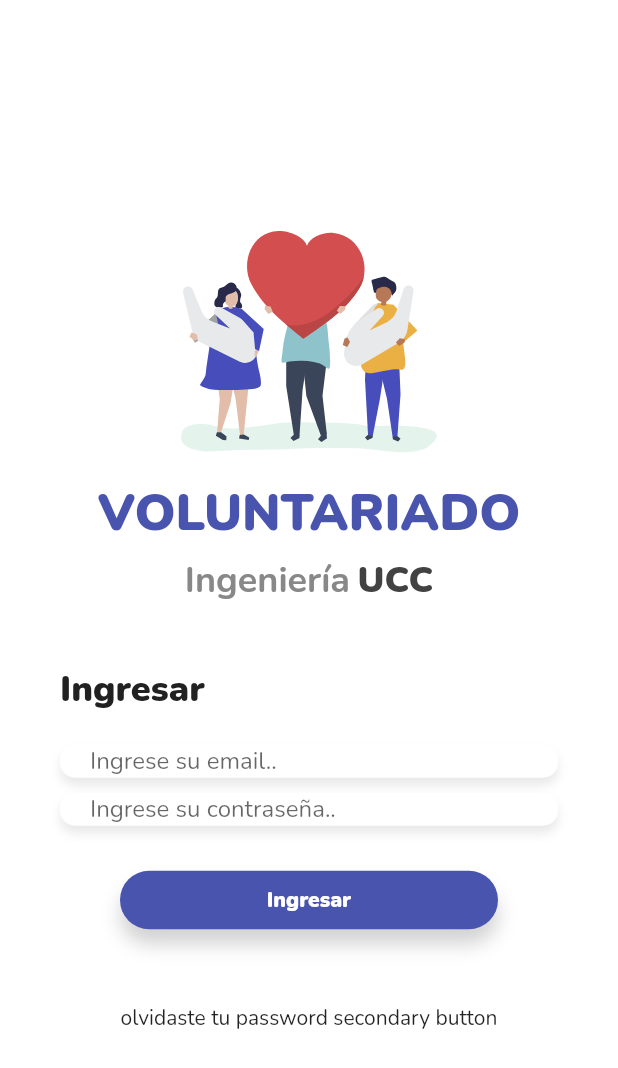
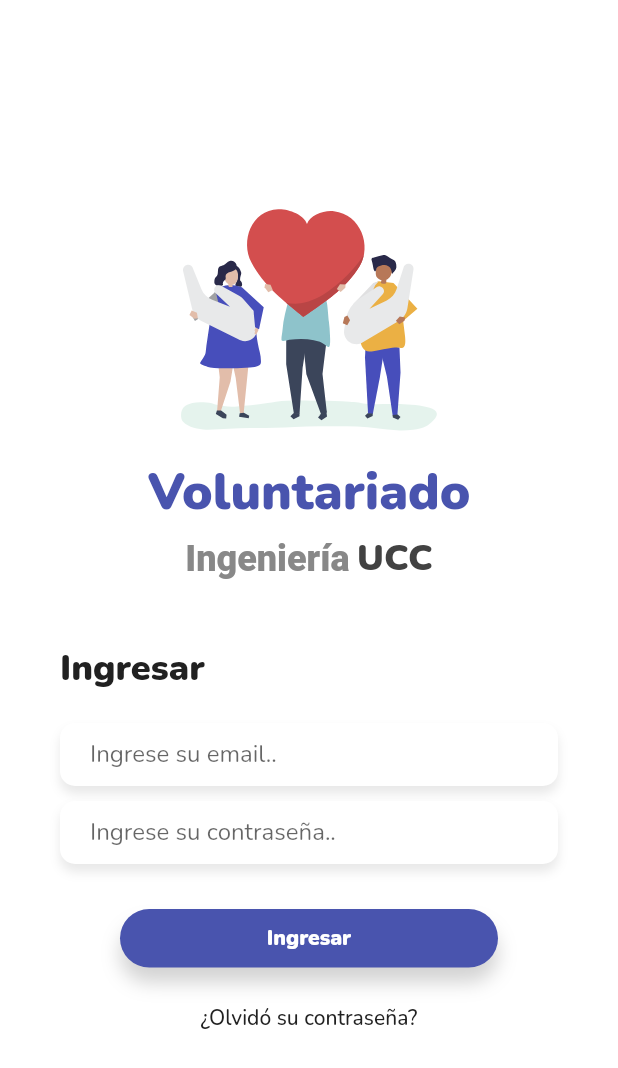
Before and after one commit to voluntariado-ucc-ing/voluntariadoing_mobile, a Flutter app: the screen it shows after launch, on a phone screen of 412 x 824 dp. Shown: the top 1068 px of the screen. Run offline on Flutter 3.47's test engine with Material 2 defaults, Android fonts, the phone set to English and light mode, and no system bars; our stand-ins replace flutter_svg, google_fonts.

Commit message:
update fonts handling & assets

```diff
--- a/lib/authentication/views/login_view.dart
+++ b/lib/authentication/views/login_view.dart
@@ -3,6 +3,7 @@ import 'package:voluntariadoing_mobile/common/widgets/no_overscroll_behavior.dar
 import 'package:voluntariadoing_mobile/common/widgets/presentation_logo.dart';
 import 'package:voluntariadoing_mobile/common/widgets/primary_button.dart';
 import 'package:voluntariadoing_mobile/common/widgets/raised_text_input.dart';
+import 'package:voluntariadoing_mobile/common/widgets/secondary_button.dart';
 import 'package:voluntariadoing_mobile/config/color_palette.dart';
 
 class LoginView extends StatefulWidget {
@@ -72,8 +73,11 @@ class _LoginViewState extends State<LoginView> {
           ),
         ),
         Padding(
-          padding: const EdgeInsets.only(top: 50),
-          child: Text('olvidaste tu password secondary button'),
+          padding: const EdgeInsets.only(top: 10),
+          child: SecondaryButton(
+            onTap: () => print('forgot'),
+            text: '¿Olvidó su contraseña?'
+          ),
         ),
       ],
     )
--- a/lib/common/widgets/presentation_logo.dart
+++ b/lib/common/widgets/presentation_logo.dart
@@ -1,5 +1,6 @@
 import 'package:flutter/material.dart';
 import 'package:flutter_svg/svg.dart';
+import 'package:google_fonts/google_fonts.dart';
 import 'package:voluntariadoing_mobile/config/color_palette.dart';
 
 class PresentationLogo extends StatelessWidget {
@@ -11,11 +12,10 @@ class PresentationLogo extends StatelessWidget {
       Padding(
         padding: const EdgeInsets.only(top: 10),
         child: Text(
-          'VOLUNTARIADO',
+          'Voluntariado',
           style: Theme.of(context).textTheme.headline4
             .copyWith(
               color: ColorPalette.primaryBlue,
-              fontWeight: FontWeight.w900
             )
         ),
       ),
@@ -29,7 +29,7 @@ class PresentationLogo extends StatelessWidget {
               style: Theme.of(context).textTheme.headline5
                 .copyWith(
                   color: ColorPalette.grey,
-                  fontWeight: FontWeight.w700
+                  fontFamily: 'Nunito_Regular'
                 )
             ),
             Padding(
@@ -39,7 +39,6 @@ class PresentationLogo extends StatelessWidget {
                 style: Theme.of(context).textTheme.headline5
                   .copyWith(
                     color: ColorPalette.darkGrey,
-                    fontWeight: FontWeight.w900
                   )
               ),
             )
--- a/lib/common/widgets/raised_text_input.dart
+++ b/lib/common/widgets/raised_text_input.dart
@@ -29,7 +29,7 @@ class RaisedTextInput extends StatelessWidget {
         ]
     ),
     child: Padding(
-      padding: const EdgeInsets.symmetric(horizontal: 20),
+      padding: const EdgeInsets.symmetric(horizontal: 20, vertical: 10),
       child: TextField(
         controller: controller,
         onChanged: onChanged,
--- a/lib/main.dart
+++ b/lib/main.dart
@@ -8,15 +8,21 @@ void main() => runApp(App());
 class App extends StatelessWidget {
 
   @override
-  Widget build(BuildContext context) => MaterialApp(
+  Widget build(BuildContext context) {
+    final textTheme = Theme.of(context).textTheme;
+
+    return MaterialApp(
       title: 'Voluntariado UCC',
       theme: ThemeData(
         cursorColor: ColorPalette.primaryBlue,
-      textTheme: GoogleFonts.nunitoTextTheme(
-        Theme.of(context).textTheme
+        textTheme: GoogleFonts.nunitoTextTheme(textTheme).copyWith(
+          headline4: GoogleFonts.nunito(textStyle: textTheme.headline4.copyWith(fontWeight: FontWeight.w900)),
+          headline5: GoogleFonts.nunito(textStyle: textTheme.headline5.copyWith(fontWeight: FontWeight.w900)),
+          headline6: GoogleFonts.nunito(textStyle: textTheme.headline6.copyWith(fontWeight: FontWeight.w900))
         )
       ),
       routes: AppRoutes.routes,
     );
+  }
 
 }
--- a/pubspec.yaml
+++ b/pubspec.yaml
@@ -29,3 +29,4 @@ flutter:
 
   assets:
     - assets/images/splash/illustration.svg
+    - fonts/
```
Also changed, not shown: fonts/Nunito-Black.ttf (added), fonts/Nunito-Bold.ttf (added), fonts/Nunito-ExtraBold.ttf (added), fonts/Nunito-Regular.ttf (added), fonts/Nunito-SemiBold.ttf (added), pubspec.lock. Lines whose indentation alone changed are shown as unchanged.
